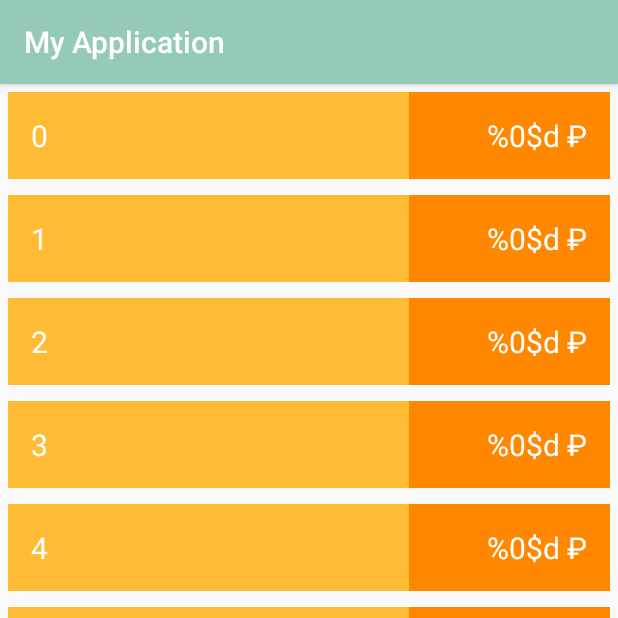
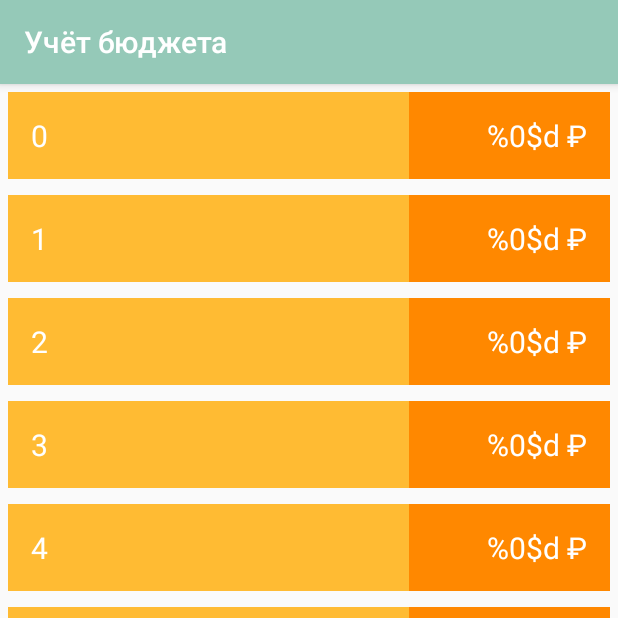
Before and after one commit to CheshenkoVladislav/LoftSchool, an Android app: the screen it shows after launch (ItemListActivity), on a phone screen of 412 x 824 dp, the top half of it. Run offline under Robolectric (Android 15) with nearby library versions, the phone set to English and light mode, and no system bars; 1 statement that could not run was skipped.

```diff
--- a/MyApplication/app/src/main/AndroidManifest.xml
+++ b/MyApplication/app/src/main/AndroidManifest.xml
@@ -14,10 +14,9 @@
             android:label="@string/mainActivityLabel"
         />
         <activity
-            android:name=".ItemListActivity">
+            android:name=".ItemListActivity" android:label="@string/itemListLabel">
         <intent-filter>
             <action android:name="android.intent.action.MAIN" />
-
             <category android:name="android.intent.category.LAUNCHER" />
         </intent-filter>
         </activity>
--- a/MyApplication/app/src/main/java/com/example/vladislav/myapplication/ItemListActivity.java
+++ b/MyApplication/app/src/main/java/com/example/vladislav/myapplication/ItemListActivity.java
@@ -15,7 +15,7 @@ import java.util.List;
 public class ItemListActivity extends AppCompatActivity {
     static List<Item> itemList = new ArrayList<>();
     RecyclerView recyclerView;
-    ItemAdapter adapter;
+    ItemAdapter adapter = new ItemAdapter();
     String forAddRubleSign;
 
     @Override
@@ -23,10 +23,9 @@ public class ItemListActivity extends AppCompatActivity {
         super.onCreate(savedInstanceState);
         setContentView(R.layout.item_list);
         setData();
-            recyclerView = findViewById(R.id.recycler);
-            recyclerView.setLayoutManager(new LinearLayoutManager(this));
-            adapter = new ItemAdapter();
-            recyclerView.setAdapter(adapter);
+        recyclerView = findViewById(R.id.recycler);
+        recyclerView.setLayoutManager(new LinearLayoutManager(this));
+        recyclerView.setAdapter(adapter);
         }
 
     private void setData() {
--- a/MyApplication/app/src/main/res/layout/item_activity.xml
+++ b/MyApplication/app/src/main/res/layout/item_activity.xml
@@ -5,9 +5,8 @@
     android:layout_width="match_parent"
     android:layout_height="wrap_content"
     android:orientation="horizontal"
-    android:layout_margin="5dp"
+    android:layout_margin="@dimen/layoutMargin"
     >
-
     <TextView
         android:id="@+id/nameView"
         android:layout_weight="4"
@@ -19,7 +18,6 @@
         android:paddingLeft="@dimen/paddingNameTextView"
         android:text="@string/name"
         android:textColor="@android:color/white"/>
-
     <TextView
         android:id="@+id/priceView"
         android:lines="1"
@@ -29,9 +27,7 @@
         android:layout_width="@dimen/widthNameTextViev"
         android:layout_height="match_parent"
         android:textSize="@dimen/textSize"
-        android:padding="15dp"
+        android:padding="@dimen/paddingNameTextView"
         android:text="@string/price"
         android:textColor="@android:color/white"/>
-
-
 </LinearLayout>
--- a/MyApplication/app/src/main/res/layout/item_list.xml
+++ b/MyApplication/app/src/main/res/layout/item_list.xml
@@ -1,6 +1,5 @@
 <?xml version="1.0" encoding="utf-8"?>
 <FrameLayout xmlns:android="http://schemas.android.com/apk/res/android"
-    xmlns:app="http://schemas.android.com/apk/res-auto"
     xmlns:tools="http://schemas.android.com/tools"
     android:layout_width="match_parent"
     android:layout_height="match_parent"
--- a/MyApplication/app/src/main/res/values/dimens.xml
+++ b/MyApplication/app/src/main/res/values/dimens.xml
@@ -12,4 +12,5 @@
     <dimen name="itemPricePadding">16dp</dimen>
     <dimen name="widthNameTextViev">0dp</dimen>
     <dimen name="paddingNameTextView">15dp</dimen>
+    <dimen name="layoutMargin">5dp</dimen>
 </resources>
--- a/MyApplication/app/src/main/res/values/strings.xml
+++ b/MyApplication/app/src/main/res/values/strings.xml
@@ -4,5 +4,5 @@
     <string name="price">%0$d ₽</string>
     <string name="mainActivityLabel">Новая запись</string>
     <string name="rubleSign">₽</string>
-    <string name="budgetCount">Учёт бюджета</string>
+    <string name="itemListLabel">Учёт бюджета</string>
 </resources>
```
